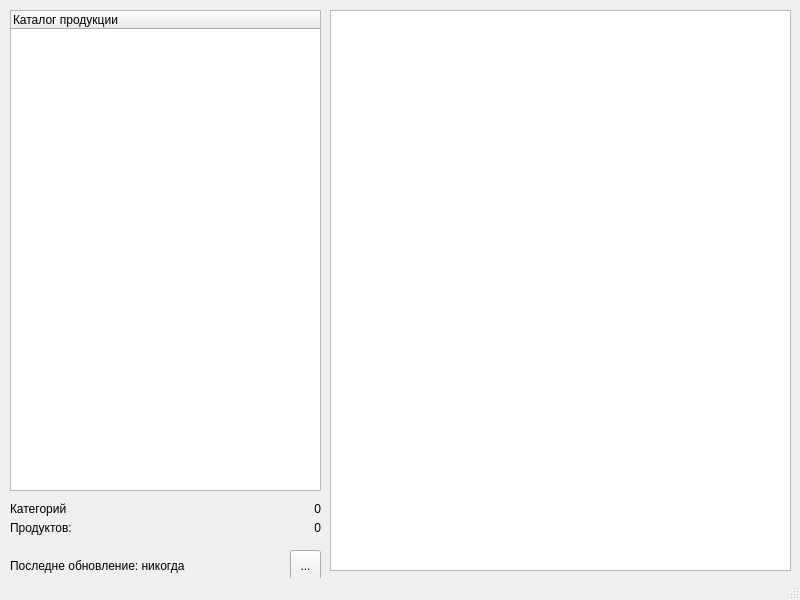
Old version of the form ui/main.ui in the repository darginyegor/simpleparser-test.
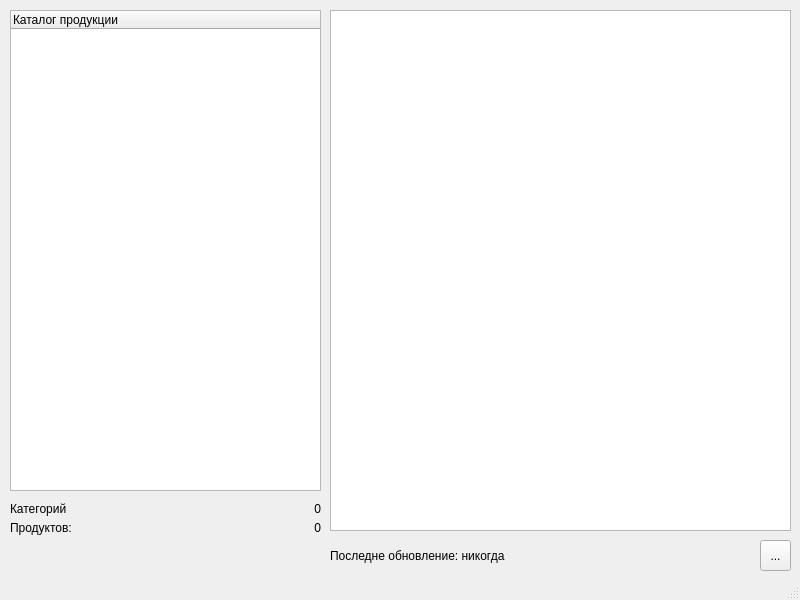
New version of the form. Icons and pictures are not drawn.

```diff
--- a/ui/main.ui
+++ b/ui/main.ui
@@ -20,16 +20,16 @@
       <x>330</x>
       <y>10</y>
       <width>461</width>
-      <height>561</height>
+      <height>521</height>
      </rect>
     </property>
    </widget>
    <widget class="QLabel" name="label">
     <property name="geometry">
      <rect>
-      <x>10</x>
-      <y>550</y>
-      <width>271</width>
+      <x>330</x>
+      <y>540</y>
+      <width>411</width>
       <height>31</height>
      </rect>
     </property>
@@ -40,8 +40,8 @@
    <widget class="QToolButton" name="refreshButton">
     <property name="geometry">
      <rect>
-      <x>290</x>
-      <y>550</y>
+      <x>760</x>
+      <y>540</y>
       <width>31</width>
       <height>31</height>
      </rect>
```
Left out of the diff: 2 changed lines with no effect on the pictures.
